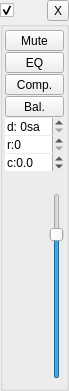
First picture: the form in gui/OutputController.ui, repository amurzeau/damc, before the edit.
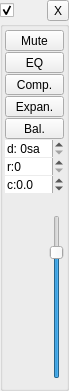
Second picture: the form after the edit. Custom widgets are drawn as their Qt base class.

Commit message: filters: add expander filter

Patch:
```diff
--- a/gui/OutputController.ui
+++ b/gui/OutputController.ui
@@ -76,74 +76,7 @@
       <property name="verticalSpacing">
        <number>1</number>
       </property>
-      <item row="0" column="0">
-       <widget class="QToolButton" name="muteButton">
-        <property name="sizePolicy">
-         <sizepolicy hsizetype="MinimumExpanding" vsizetype="Fixed">
-          <horstretch>0</horstretch>
-          <verstretch>0</verstretch>
-         </sizepolicy>
-        </property>
-        <property name="text">
-         <string>Mute</string>
-        </property>
-        <property name="checkable">
-         <bool>true</bool>
-        </property>
-       </widget>
-      </item>
-      <item row="4" column="0" colspan="2">
-       <widget class="QDoubleSpinBox" name="delaySpinBox">
-        <property name="sizePolicy">
-         <sizepolicy hsizetype="Ignored" vsizetype="Fixed">
-          <horstretch>0</horstretch>
-          <verstretch>0</verstretch>
-         </sizepolicy>
-        </property>
-        <property name="frame">
-         <bool>false</bool>
-        </property>
-        <property name="prefix">
-         <string>d: </string>
-        </property>
-        <property name="suffix">
-         <string>sa</string>
-        </property>
-        <property name="decimals">
-         <number>0</number>
-        </property>
-        <property name="maximum">
-         <double>100000.000000000000000</double>
-        </property>
-       </widget>
-      </item>
-      <item row="2" column="0">
-       <widget class="QToolButton" name="compressorButton">
-        <property name="sizePolicy">
-         <sizepolicy hsizetype="MinimumExpanding" vsizetype="Fixed">
-          <horstretch>0</horstretch>
-          <verstretch>0</verstretch>
-         </sizepolicy>
-        </property>
-        <property name="text">
-         <string>Comp.</string>
-        </property>
-       </widget>
-      </item>
-      <item row="1" column="0">
-       <widget class="QToolButton" name="eqButton">
-        <property name="sizePolicy">
-         <sizepolicy hsizetype="MinimumExpanding" vsizetype="Fixed">
-          <horstretch>0</horstretch>
-          <verstretch>0</verstretch>
-         </sizepolicy>
-        </property>
-        <property name="text">
-         <string>EQ</string>
-        </property>
-       </widget>
-      </item>
-      <item row="8" column="0" colspan="2">
+      <item row="9" column="0" colspan="2">
        <widget class="QWidget" name="volumeLevelContainer" native="true">
         <layout class="QHBoxLayout" name="horizontalLayout_2">
          <property name="spacing">
@@ -211,7 +144,49 @@
         </layout>
        </widget>
       </item>
-      <item row="3" column="0">
+      <item row="1" column="0">
+       <widget class="QToolButton" name="eqButton">
+        <property name="sizePolicy">
+         <sizepolicy hsizetype="MinimumExpanding" vsizetype="Fixed">
+          <horstretch>0</horstretch>
+          <verstretch>0</verstretch>
+         </sizepolicy>
+        </property>
+        <property name="text">
+         <string>EQ</string>
+        </property>
+       </widget>
+      </item>
+      <item row="6" column="0">
+       <widget class="QSpinBox" name="sampleRateSpinBox">
+        <property name="frame">
+         <bool>false</bool>
+        </property>
+        <property name="prefix">
+         <string>r:</string>
+        </property>
+        <property name="minimum">
+         <number>0</number>
+        </property>
+        <property name="maximum">
+         <number>16</number>
+        </property>
+       </widget>
+      </item>
+      <item row="2" column="0">
+       <widget class="QToolButton" name="compressorButton">
+        <property name="sizePolicy">
+         <sizepolicy hsizetype="MinimumExpanding" vsizetype="Fixed">
+          <horstretch>0</horstretch>
+          <verstretch>0</verstretch>
+         </sizepolicy>
+        </property>
+        <property name="text">
+         <string>Comp.</string>
+        </property>
+       </widget>
+      </item>
+      <item row="4" column="0">
        <widget class="QToolButton" name="balanceButton">
         <property name="sizePolicy">
          <sizepolicy hsizetype="MinimumExpanding" vsizetype="Fixed">
@@ -224,7 +199,7 @@
         </property>
        </widget>
       </item>
-      <item row="7" column="0" colspan="2">
+      <item row="8" column="0" colspan="2">
        <widget class="QWidget" name="levelLabelContainer" native="true">
         <property name="sizePolicy">
          <sizepolicy hsizetype="Preferred" vsizetype="Fixed">
@@ -296,23 +271,7 @@
         </layout>
        </widget>
       </item>
-      <item row="5" column="0">
-       <widget class="QSpinBox" name="sampleRateSpinBox">
-        <property name="frame">
-         <bool>false</bool>
-        </property>
-        <property name="prefix">
-         <string>r:</string>
-        </property>
-        <property name="minimum">
-         <number>0</number>
-        </property>
-        <property name="maximum">
-         <number>16</number>
-        </property>
-       </widget>
-      </item>
-      <item row="6" column="0" colspan="2">
+      <item row="7" column="0" colspan="2">
        <widget class="QDoubleSpinBox" name="clockDriftSpinBox">
         <property name="sizePolicy">
          <sizepolicy hsizetype="Ignored" vsizetype="Fixed">
@@ -343,6 +302,60 @@
         </property>
        </widget>
       </item>
+      <item row="0" column="0">
+       <widget class="QToolButton" name="muteButton">
+        <property name="sizePolicy">
+         <sizepolicy hsizetype="MinimumExpanding" vsizetype="Fixed">
+          <horstretch>0</horstretch>
+          <verstretch>0</verstretch>
+         </sizepolicy>
+        </property>
+        <property name="text">
+         <string>Mute</string>
+        </property>
+        <property name="checkable">
+         <bool>true</bool>
+        </property>
+       </widget>
+      </item>
+      <item row="5" column="0" colspan="2">
+       <widget class="QDoubleSpinBox" name="delaySpinBox">
+        <property name="sizePolicy">
+         <sizepolicy hsizetype="Ignored" vsizetype="Fixed">
+          <horstretch>0</horstretch>
+          <verstretch>0</verstretch>
+         </sizepolicy>
+        </property>
+        <property name="frame">
+         <bool>false</bool>
+        </property>
+        <property name="prefix">
+         <string>d: </string>
+        </property>
+        <property name="suffix">
+         <string>sa</string>
+        </property>
+        <property name="decimals">
+         <number>0</number>
+        </property>
+        <property name="maximum">
+         <double>100000.000000000000000</double>
+        </property>
+       </widget>
+      </item>
+      <item row="3" column="0">
+       <widget class="QToolButton" name="expanderButton">
+        <property name="sizePolicy">
+         <sizepolicy hsizetype="MinimumExpanding" vsizetype="Fixed">
+          <horstretch>0</horstretch>
+          <verstretch>0</verstretch>
+         </sizepolicy>
+        </property>
+        <property name="text">
+         <string>Expan.</string>
+        </property>
+       </widget>
+      </item>
      </layout>
     </widget>
    </item>
```
The commit also changes 7 other files.
